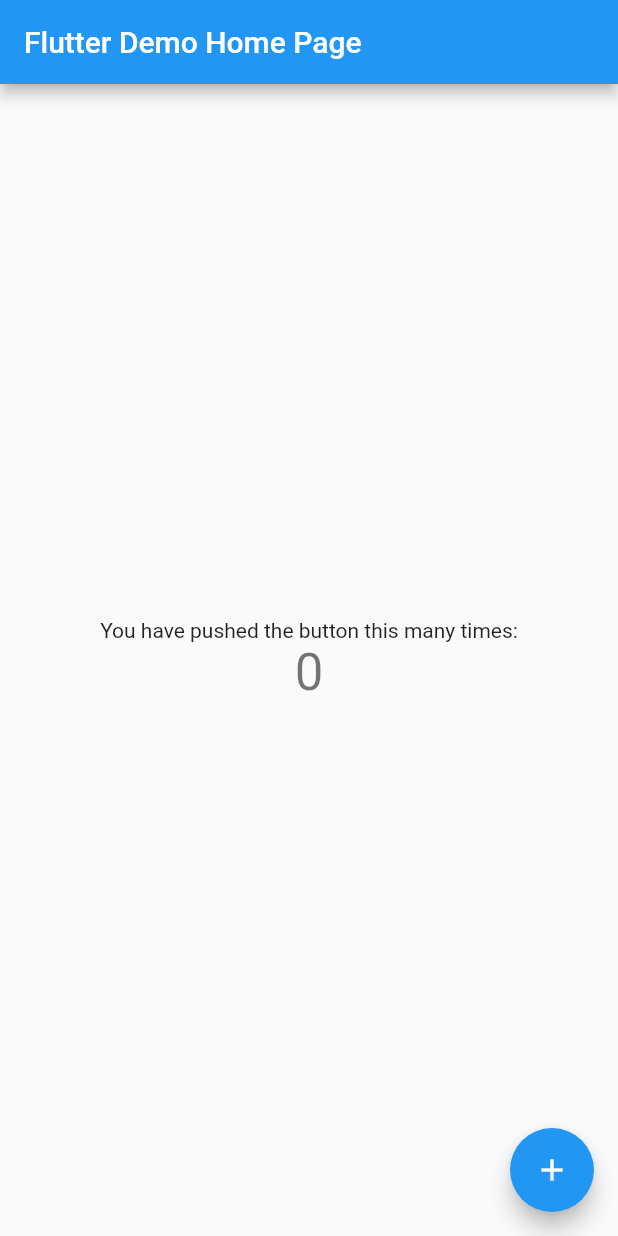
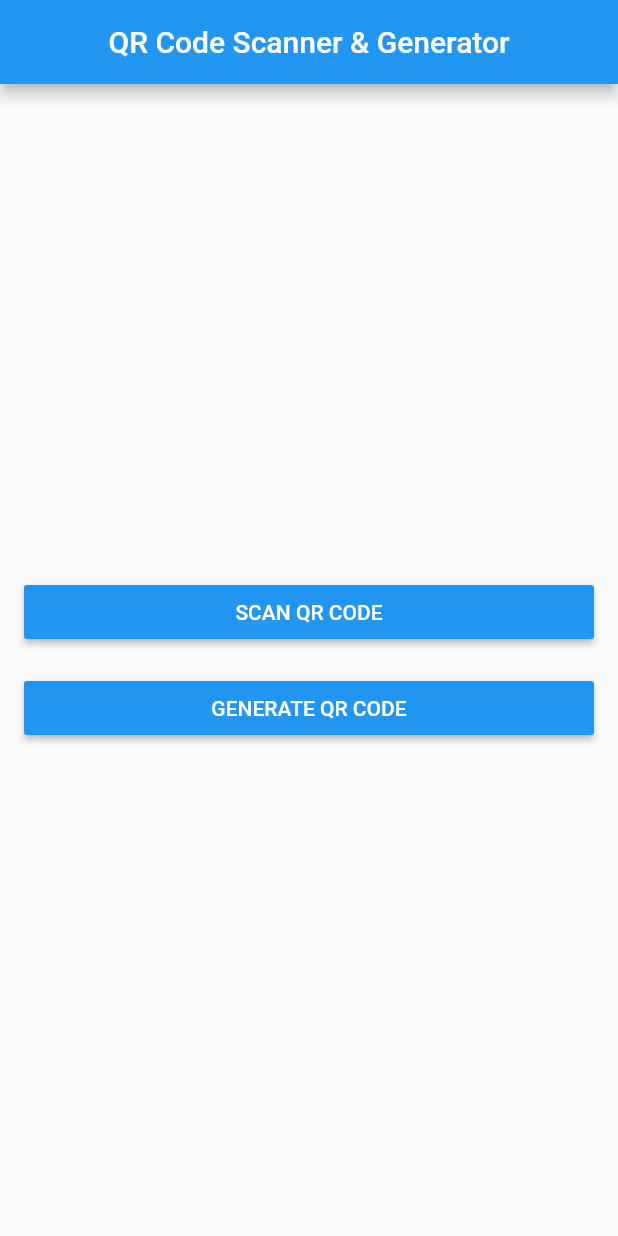
Before and after one commit to mesi473/flutter_menu_qr_scanner_and_generator, a Flutter app: the screen it shows after launch, on a phone screen of 412 x 824 dp. Run offline on Flutter 3.47's test engine with Material 2 defaults, Android fonts, the phone set to English and light mode, and no system bars; our stand-ins replace qr_flutter; missing offline and left inert: barcode_scan.

Commit message:
adding sanner and generator widgets

```diff
--- a/lib/main.dart
+++ b/lib/main.dart
@@ -1,4 +1,5 @@
 import 'package:flutter/material.dart';
+import 'package:qr_scanner/screens/home_screen.dart';
 
 void main() {
   runApp(MyApp());
@@ -11,103 +12,9 @@
     return MaterialApp(
       title: 'Flutter Demo',
       theme: ThemeData(
-        // This is the theme of your application.
-        //
-        // Try running your application with "flutter run". You'll see the
-        // application has a blue toolbar. Then, without quitting the app, try
-        // changing the primarySwatch below to Colors.green and then invoke
-        // "hot reload" (press "r" in the console where you ran "flutter run",
-        // or simply save your changes to "hot reload" in a Flutter IDE).
-        // Notice that the counter didn't reset back to zero; the application
-        // is not restarted.
         primarySwatch: Colors.blue,
       ),
-      home: MyHomePage(title: 'Flutter Demo Home Page'),
+      home: HomeScreen(),
     );
   }
 }
-
-class MyHomePage extends StatefulWidget {
-  MyHomePage({Key? key, required this.title}) : super(key: key);
-
-  // This widget is the home page of your application. It is stateful, meaning
-  // that it has a State object (defined below) that contains fields that affect
-  // how it looks.
-
-  // This class is the configuration for the state. It holds the values (in this
-  // case the title) provided by the parent (in this case the App widget) and
-  // used by the build method of the State. Fields in a Widget subclass are
-  // always marked "final".
-
-  final String title;
-
-  @override
-  _MyHomePageState createState() => _MyHomePageState();
-}
-
-class _MyHomePageState extends State<MyHomePage> {
-  int _counter = 0;
-
-  void _incrementCounter() {
-    setState(() {
-      // This call to setState tells the Flutter framework that something has
-      // changed in this State, which causes it to rerun the build method below
-      // so that the display can reflect the updated values. If we changed
-      // _counter without calling setState(), then the build method would not be
-      // called again, and so nothing would appear to happen.
-      _counter++;
-    });
-  }
-
-  @override
-  Widget build(BuildContext context) {
-    // This method is rerun every time setState is called, for instance as done
-    // by the _incrementCounter method above.
-    //
-    // The Flutter framework has been optimized to make rerunning build methods
-    // fast, so that you can just rebuild anything that needs updating rather
-    // than having to individually change instances of widgets.
-    return Scaffold(
-      appBar: AppBar(
-        // Here we take the value from the MyHomePage object that was created by
-        // the App.build method, and use it to set our appbar title.
-        title: Text(widget.title),
-      ),
-      body: Center(
-        // Center is a layout widget. It takes a single child and positions it
-        // in the middle of the parent.
-        child: Column(
-          // Column is also a layout widget. It takes a list of children and
-          // arranges them vertically. By default, it sizes itself to fit its
-          // children horizontally, and tries to be as tall as its parent.
-          //
-          // Invoke "debug painting" (press "p" in the console, choose the
-          // "Toggle Debug Paint" action from the Flutter Inspector in Android
-          // Studio, or the "Toggle Debug Paint" command in Visual Studio Code)
-          // to see the wireframe for each widget.
-          //
-          // Column has various properties to control how it sizes itself and
-          // how it positions its children. Here we use mainAxisAlignment to
-          // center the children vertically; the main axis here is the vertical
-          // axis because Columns are vertical (the cross axis would be
-          // horizontal).
-          mainAxisAlignment: MainAxisAlignment.center,
-          children: <Widget>[
-            Text(
-              'You have pushed the button this many times:',
-            ),
-            Text(
-              '$_counter',
-              style: Theme.of(context).textTheme.headline4,
-            ),
-          ],
-        ),
-      ),
-      floatingActionButton: FloatingActionButton(
-        onPressed: _incrementCounter,
-        tooltip: 'Increment',
-        child: Icon(Icons.add),
-      ), // This trailing comma makes auto-formatting nicer for build methods.
-    );
-  }
-}
--- /dev/null
+++ b/lib/screens/home_screen.dart
@@ -0,0 +1,56 @@
+import 'package:flutter/material.dart';
+import 'package:flutter/rendering.dart';
+import 'package:qr_scanner/screens/generate_qr_screen.dart';
+import 'package:qr_scanner/screens/scan_qr_screen.dart';
+
+class HomeScreen extends StatelessWidget {
+
+  @override
+  Widget build(BuildContext context) {
+    return Scaffold(
+      appBar: AppBar(
+        centerTitle: true,
+        title: Text('QR Code Scanner & Generator'),
+      ),
+      body: Center(
+          child:
+          Column(
+            mainAxisAlignment: MainAxisAlignment.center,
+            crossAxisAlignment: CrossAxisAlignment.stretch,
+            children: <Widget>[
+              Padding(
+                padding: EdgeInsets.symmetric(vertical: 8.0, horizontal: 16.0),
+                child: RaisedButton(
+                    color: Colors.blue,
+                    textColor: Colors.white,
+                    splashColor: Colors.blueGrey,
+                    onPressed: () {
+                      Navigator.push(
+                        context,
+                        MaterialPageRoute(builder: (context) => ScanScreen()),
+                      );
+                    },
+                    child: const Text('SCAN QR CODE')
+                ),
+              ),
+              Padding(
+                padding: EdgeInsets.symmetric(vertical: 8.0, horizontal: 16.0),
+                child: RaisedButton(
+                    color: Colors.blue,
+                    textColor: Colors.white,
+                    splashColor: Colors.blueGrey,
+                    onPressed: () {
+                      Navigator.push(
+                        context,
+                        MaterialPageRoute(builder: (context) => GenerateScreen()),
+                      );
+                    },
+                    child: const Text('GENERATE QR CODE')
+                ),
+              ),
+            ],
+          )
+      ),
+    );
+  }
+}
--- a/pubspec.yaml
+++ b/pubspec.yaml
@@ -23,6 +23,9 @@
 dependencies:
   flutter:
     sdk: flutter
+  qr_flutter: ^4.0.0
+  barcode_scan: ^3.0.1
+  path_provider:
 
 
   # The following adds the Cupertino Icons font to your application.
```
Also changed, not shown: lib/screens/generate_qr_screen.dart (added, +137 -0 lines), lib/screens/scan_qr_screen.dart (added, +71 -0 lines), pubspec.lock.
